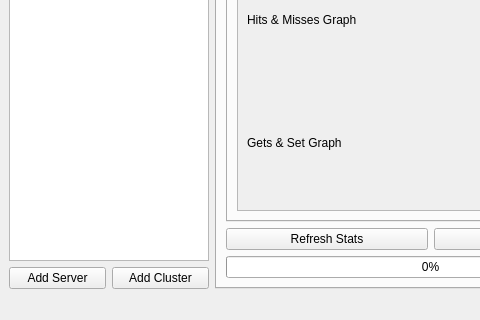
The window that GUI/MainWindow.ui (licface/memcached-manager) describes before a commit, drawn with Qt 5; both pictures show x 0 to 480 and y 270 to 590 of the 655 by 590 pixel window.
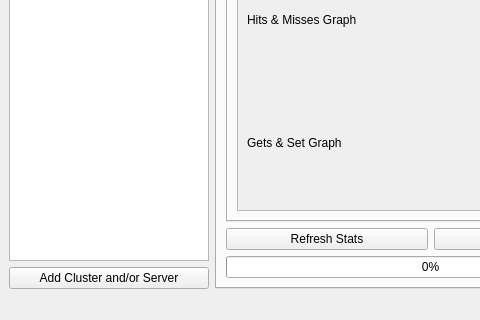
The same window after the commit. The open tabs and pages were chosen to show the change. Icons and pictures are not drawn.

Commit message: Condenced Add Server and Add Cluster Dialogs into 1 main dialog

```diff
--- a/GUI/MainWindow.ui
+++ b/GUI/MainWindow.ui
@@ -58,14 +58,7 @@
         <item>
          <widget class="QPushButton" name="btnAddServer" >
           <property name="text" >
-           <string>Add Server</string>
-          </property>
-         </widget>
-        </item>
-        <item>
-         <widget class="QPushButton" name="btnAddCluster" >
-          <property name="text" >
-           <string>Add Cluster</string>
+           <string>Add Cluster and/or Server</string>
           </property>
          </widget>
         </item>
```
Left out of the diff: 13 changed lines with no effect on the pictures. The commit also changes 14 other files.
